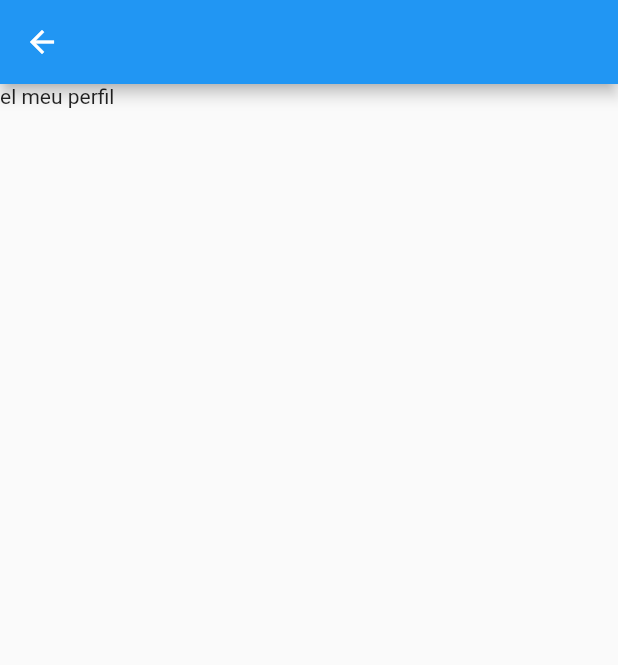
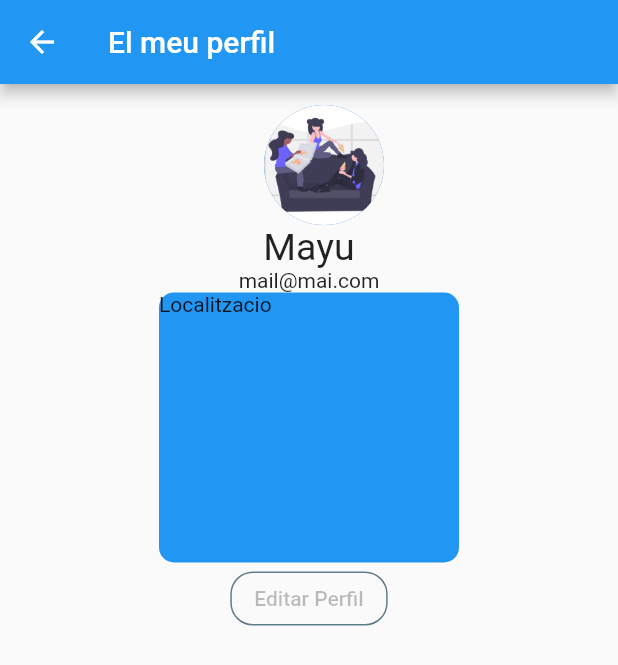
Before and after one commit to emprius/emprius-app-frontend, a Flutter app: the UserProfileScreen screen opened by its route, on a phone screen of 412 x 824 dp. Shown: the top 665 px of the screen. Run offline on Flutter 3.47's test engine with Material 2 defaults, Android fonts, the phone set to English and light mode, and no system bars.

Commit message:
Add user profile screen

```diff
--- a/lib/views/screens/user_profile_screen.dart
+++ b/lib/views/screens/user_profile_screen.dart
@@ -11,8 +11,50 @@ class _UserProfileState extends State<UserProfileScreen> {
   @override
   Widget build(BuildContext context) {
     return Scaffold(
-      appBar: AppBar(),
-      body: Text("el meu perfil"),
+      appBar: AppBar(title: const Text("El meu perfil")),
+      body: Center(
+        child: Container(
+          child: Padding(
+            padding: const EdgeInsets.all(14.0),
+            child: Column(
+              children: [
+                Row(
+                  mainAxisAlignment: MainAxisAlignment.center,
+                  children: const [
+                    SizedBox(width: 20),
+                    CircleAvatar(
+                      backgroundImage: AssetImage("assets/images/sharing.png"),
+                      radius: 40,
+                    ),
+                  ],
+                ),
+                Text(
+                  "Mayu",
+                  style: TextStyle(fontSize: 25),
+                ),
+                Text("mail@mai.com"),
+                Container(
+                  width: 200,
+                  height: 180,
+                  decoration: BoxDecoration(
+                      borderRadius: BorderRadius.circular(10),
+                      color: Colors.blue),
+                  child: Text("Localitzacio"),
+                ),
+                OutlinedButton(
+                  style: OutlinedButton.styleFrom(
+                      side: const BorderSide(color: Colors.blueGrey, width: 1),
+                      primary: Colors.black26,
+                      shape: RoundedRectangleBorder(
+                          borderRadius: BorderRadius.circular(15))),
+                  onPressed: () {},
+                  child: const Text("Editar Perfil"),
+                ),
+              ],
+            ),
+          ),
+        ),
+      ),
     );
   }
 }
--- a/lib/views/widgets/user_drawer.dart
+++ b/lib/views/widgets/user_drawer.dart
@@ -1,3 +1,4 @@
+import 'package:empriusapp/routes/routes.dart';
 import 'package:flutter/material.dart';
 
 class UserDrawer extends StatefulWidget {
@@ -12,8 +13,8 @@ class _UserDrawerState extends State<UserDrawer> {
   Widget build(BuildContext context) {
     return Drawer(
       child: ListView(
-        children: const [
-          UserAccountsDrawerHeader(
+        children: [
+          const UserAccountsDrawerHeader(
               currentAccountPicture:
               CircleAvatar(
                 backgroundImage: AssetImage("assets/images/sharing.png"),
@@ -22,7 +23,10 @@ class _UserDrawerState extends State<UserDrawer> {
               accountEmail: Text("croto@mail.com")),
           ListTile(
             leading: Icon(Icons.person),
-            title: Text("Editar perfil"),
+            title: Text("El meu perfil"),
+            onTap: (){
+              Navigator.pushNamed(context, userProfileScreenRoute);
+            },
           ),
           ListTile(
             leading: Icon(Icons.workspaces_sharp),
```
